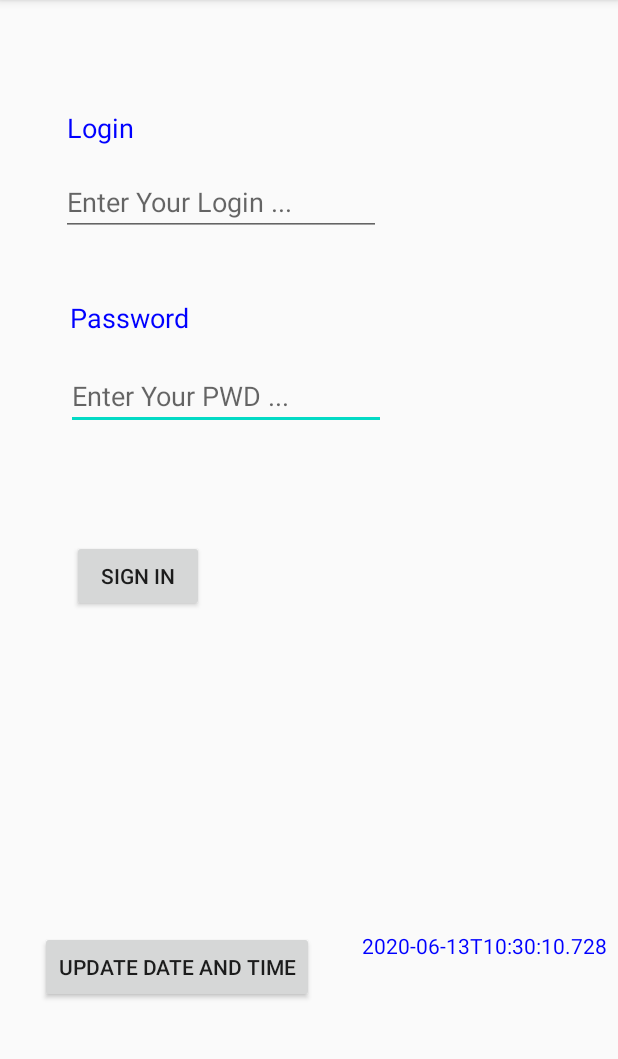
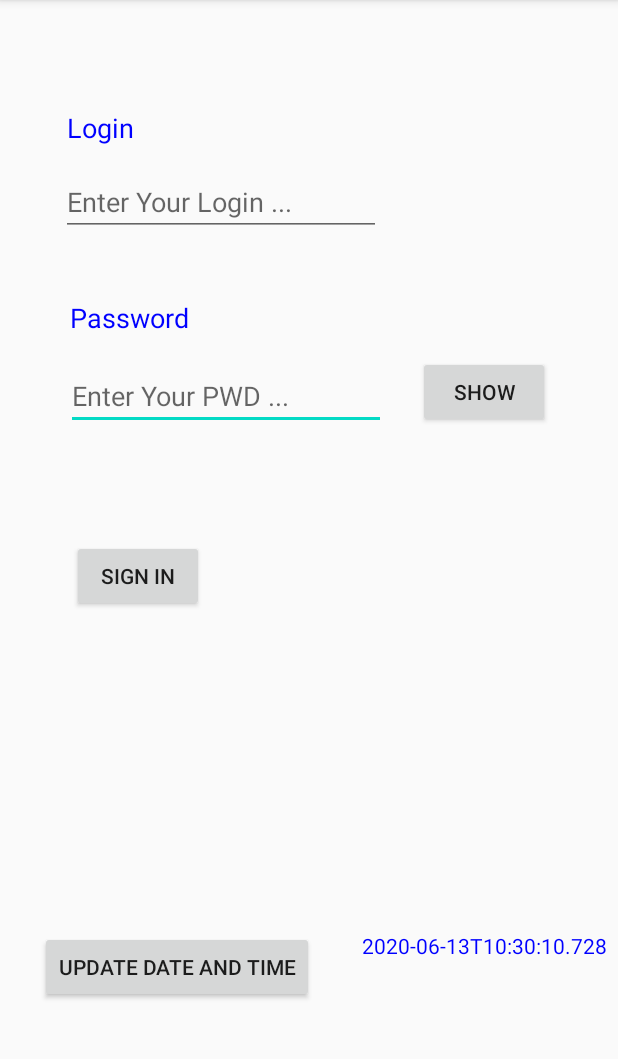
Before and after one commit to MedAmine-SUDO/SimpleKotlinApplication, an Android app: the AuthenticationActivity screen opened directly, with no data from a screen before it, on a phone screen of 412 x 824 dp, the part 84-1143 px from its top. Run offline under Robolectric (Android 15) with nearby library versions, the phone set to English and light mode, and no system bars.

Commit message:
Add show/hide button

```diff
--- a/app/src/main/res/layout/activity_authentication.xml
+++ b/app/src/main/res/layout/activity_authentication.xml
@@ -16,6 +16,18 @@
         app:layout_constraintHorizontal_bias="0.149"
         app:layout_constraintStart_toStartOf="parent"
         app:layout_constraintTop_toTopOf="parent" />
+
+    <Button
+        android:id="@+id/showHideBtn"
+        android:layout_width="wrap_content"
+        android:layout_height="wrap_content"
+        android:text="Show"
+        app:layout_constraintBottom_toBottomOf="parent"
+        app:layout_constraintEnd_toEndOf="parent"
+        app:layout_constraintHorizontal_bias="0.86"
+        app:layout_constraintStart_toStartOf="parent"
+        app:layout_constraintTop_toTopOf="parent"
+        app:layout_constraintVertical_bias="0.33" />
 
     <TextView
         android:id="@+id/loginText"
--- a/app/src/main/res/layout/activity_main.xml
+++ b/app/src/main/res/layout/activity_main.xml
@@ -12,6 +12,7 @@
         android:layout_width="wrap_content"
         android:layout_height="wrap_content"
         android:text="@string/mytext"
+        android:textAlignment="center"
         android:textColor="@color/mycolor"
         android:textSize="@dimen/mydimen"
         app:layout_constraintBottom_toBottomOf="parent"
```
Also changed, not shown: app/src/main/java/com/example/myfirstandroidapp/AuthenticationActivity.kt (+12 -0 lines), 1 other file.
